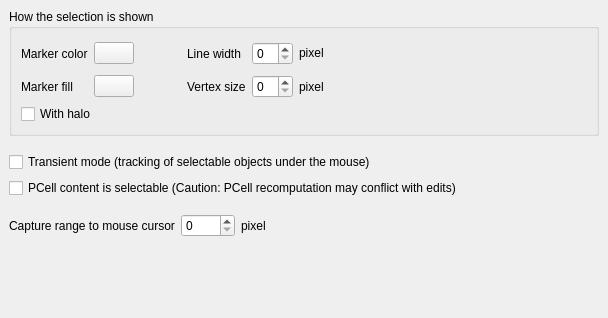
KLayout/klayout, file src/laybasic/laybasic/LayoutViewConfigPage2c.ui: the form before one commit.
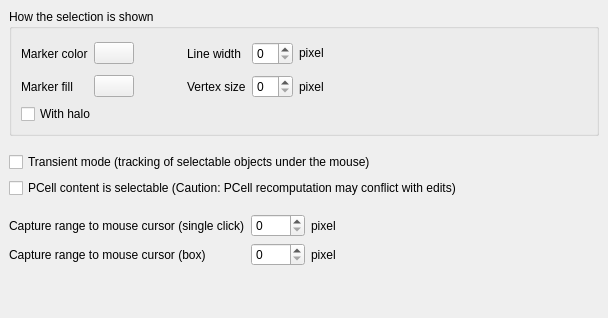
The form after the commit. Custom widgets are drawn as their Qt base class.

Diff of the .ui file:
```diff
--- a/src/laybasic/laybasic/LayoutViewConfigPage2c.ui
+++ b/src/laybasic/laybasic/LayoutViewConfigPage2c.ui
@@ -214,7 +214,7 @@
      <property name="frameShadow">
       <enum>QFrame::Raised</enum>
      </property>
-     <layout class="QHBoxLayout" name="horizontalLayout">
+     <layout class="QGridLayout" name="gridLayout">
       <property name="leftMargin">
        <number>0</number>
       </property>
@@ -227,28 +227,14 @@
       <property name="bottomMargin">
        <number>0</number>
       </property>
-      <item>
-       <widget class="QLabel" name="label_2">
-        <property name="text">
-         <string>Capture range to mouse cursor</string>
-        </property>
-       </widget>
-      </item>
-      <item>
-       <widget class="QSpinBox" name="search_range_spinbx">
-        <property name="maximum">
-         <number>9999</number>
-        </property>
-       </widget>
-      </item>
-      <item>
+      <item row="0" column="2">
        <widget class="QLabel" name="label_3">
         <property name="text">
          <string>pixel</string>
         </property>
        </widget>
       </item>
-      <item>
+      <item row="0" column="3">
        <spacer name="horizontalSpacer">
         <property name="orientation">
          <enum>Qt::Horizontal</enum>
@@ -261,6 +247,41 @@
         </property>
        </spacer>
       </item>
+      <item row="0" column="1">
+       <widget class="QSpinBox" name="search_range_spinbx">
+        <property name="maximum">
+         <number>9999</number>
+        </property>
+       </widget>
+      </item>
+      <item row="0" column="0">
+       <widget class="QLabel" name="label_2">
+        <property name="text">
+         <string>Capture range to mouse cursor (single click)</string>
+        </property>
+       </widget>
+      </item>
+      <item row="1" column="0">
+       <widget class="QLabel" name="label_4">
+        <property name="text">
+         <string>Capture range to mouse cursor (box)</string>
+        </property>
+       </widget>
+      </item>
+      <item row="1" column="1">
+       <widget class="QSpinBox" name="search_range_box_spinbx">
+        <property name="maximum">
+         <number>9999</number>
+        </property>
+       </widget>
+      </item>
+      <item row="1" column="2">
+       <widget class="QLabel" name="label_6">
+        <property name="text">
+         <string>pixel</string>
+        </property>
+       </widget>
+      </item>
      </layout>
     </widget>
    </item>
```
